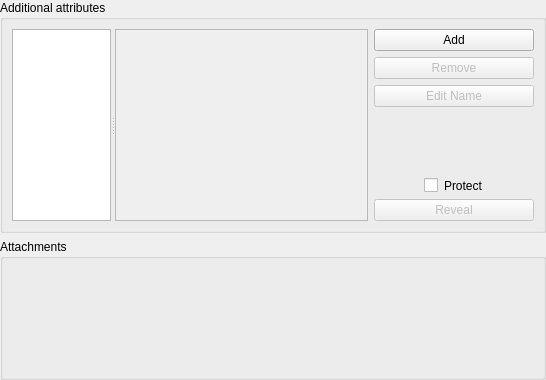
Above: src/gui/entry/EditEntryWidgetAdvanced.ui from keepassxreboot/keepassxc before the change. Below: the same form after it.
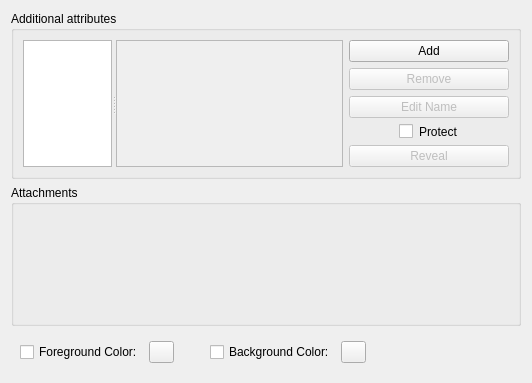
That is the form after the change. Custom widgets are drawn as their Qt base class.

Commit message:
Add support for foreground and background entry colors
* Add foreground/background color elements to advanced tab
* Center paperclip icon

```diff
--- a/src/gui/entry/EditEntryWidgetAdvanced.ui
+++ b/src/gui/entry/EditEntryWidgetAdvanced.ui
@@ -2,19 +2,15 @@
 <ui version="4.0">
  <class>EditEntryWidgetAdvanced</class>
  <widget class="QWidget" name="EditEntryWidgetAdvanced">
+  <property name="geometry">
+   <rect>
+    <x>0</x>
+    <y>0</y>
+    <width>532</width>
+    <height>364</height>
+   </rect>
+  </property>
   <layout class="QVBoxLayout" name="verticalLayout">
-   <property name="leftMargin">
-    <number>0</number>
-   </property>
-   <property name="topMargin">
-    <number>0</number>
-   </property>
-   <property name="rightMargin">
-    <number>0</number>
-   </property>
-   <property name="bottomMargin">
-    <number>0</number>
-   </property>
    <item>
     <widget class="QGroupBox" name="attributesBox">
      <property name="title">
@@ -157,6 +153,96 @@
      </layout>
     </widget>
    </item>
+   <item>
+    <widget class="QWidget" name="colorsBox" native="true">
+     <layout class="QHBoxLayout" name="horizontalLayout_4">
+      <item>
+       <widget class="QCheckBox" name="fgColorCheckBox">
+        <property name="text">
+         <string>Foreground Color:</string>
+        </property>
+       </widget>
+      </item>
+      <item>
+       <widget class="QPushButton" name="fgColorButton">
+        <property name="sizePolicy">
+         <sizepolicy hsizetype="Fixed" vsizetype="Fixed">
+          <horstretch>0</horstretch>
+          <verstretch>0</verstretch>
+         </sizepolicy>
+        </property>
+        <property name="maximumSize">
+         <size>
+          <width>25</width>
+          <height>25</height>
+         </size>
+        </property>
+        <property name="text">
+         <string/>
+        </property>
+       </widget>
+      </item>
+      <item>
+       <spacer name="horizontalSpacer_2">
+        <property name="orientation">
+         <enum>Qt::Horizontal</enum>
+        </property>
+        <property name="sizeType">
+         <enum>QSizePolicy::Maximum</enum>
+        </property>
+        <property name="sizeHint" stdset="0">
+         <size>
+          <width>30</width>
+          <height>20</height>
+         </size>
+        </property>
+       </spacer>
+      </item>
+      <item>
+       <widget class="QCheckBox" name="bgColorCheckBox">
+        <property name="text">
+         <string>Background Color:</string>
+        </property>
+       </widget>
+      </item>
+      <item>
+       <widget class="QPushButton" name="bgColorButton">
+        <property name="sizePolicy">
+         <sizepolicy hsizetype="Fixed" vsizetype="Fixed">
+          <horstretch>0</horstretch>
+          <verstretch>0</verstretch>
+         </sizepolicy>
+        </property>
+        <property name="maximumSize">
+         <size>
+          <width>25</width>
+          <height>25</height>
+         </size>
+        </property>
+        <property name="text">
+         <string/>
+        </property>
+        <property name="flat">
+         <bool>false</bool>
+        </property>
+       </widget>
+      </item>
+      <item>
+       <spacer name="horizontalSpacer">
+        <property name="orientation">
+         <enum>Qt::Horizontal</enum>
+        </property>
+        <property name="sizeHint" stdset="0">
+         <size>
+          <width>40</width>
+          <height>20</height>
+         </size>
+        </property>
+       </spacer>
+      </item>
+     </layout>
+    </widget>
+   </item>
   </layout>
  </widget>
  <customwidgets>
```
The commit also changes 4 other files.
